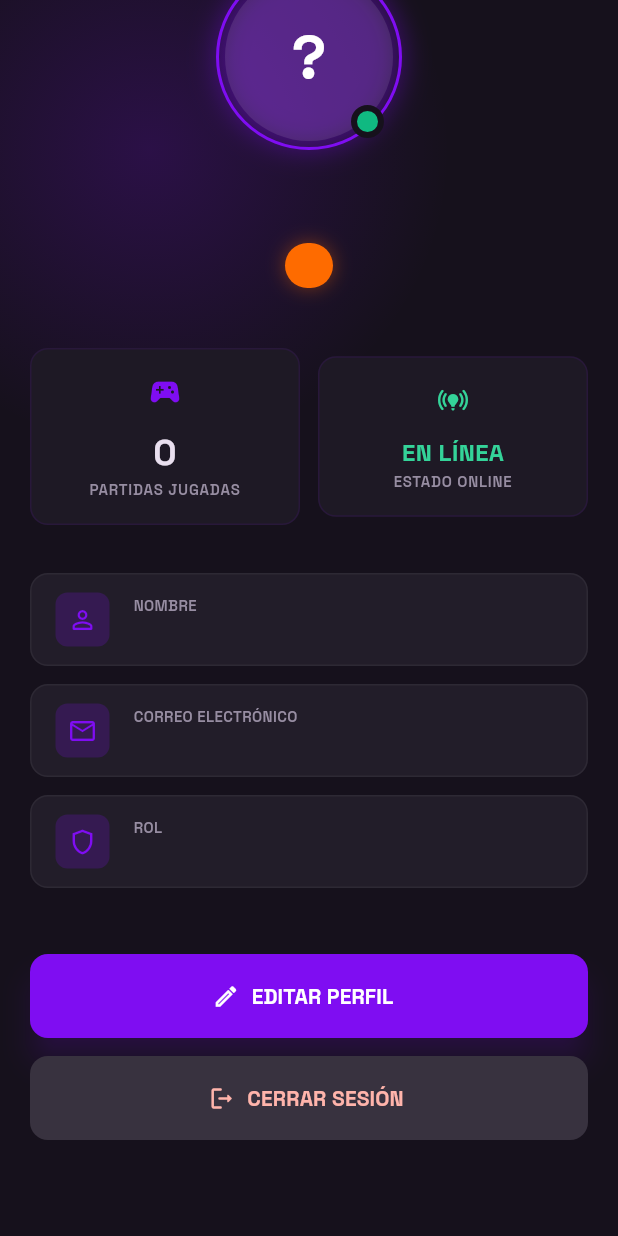
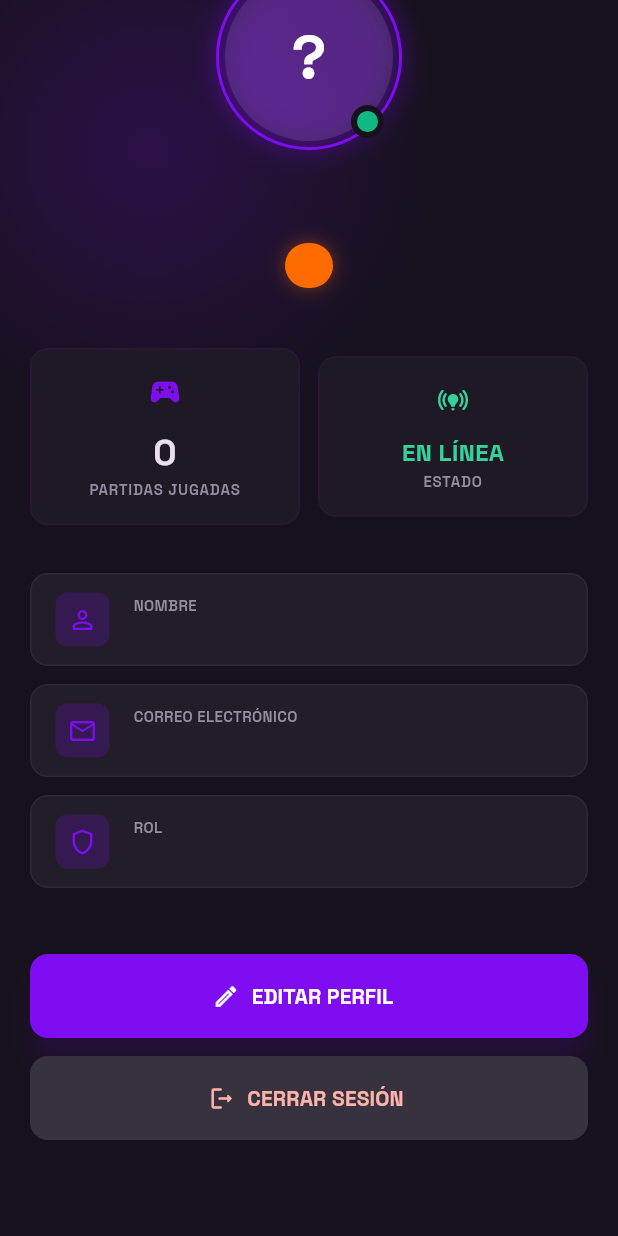
Before and after one commit to isabelaocampos/ShotPlay, a Flutter app: the ProfileScreen screen opened directly, scrolled down 128 dp, on a phone screen of 412 x 824 dp. Run offline on Flutter 3.47's test engine with Material 3 defaults, Android fonts, the phone set to English and light mode, and no system bars; our stand-ins replace flutter_bloc, flutter_dotenv, flutter_svg, google_fonts, supabase_flutter; accounts and stored records are empty.

Commit message:
fix: fix language detail

```diff
--- a/shotplay_app/lib/src/features/profile/ui/screens/profile_screen.dart
+++ b/shotplay_app/lib/src/features/profile/ui/screens/profile_screen.dart
@@ -158,7 +158,7 @@ class _ProfileScreenState extends State<ProfileScreen> {
                           ],
                         ),
                         child: Text(
-                          p.role.toUpperCase(),
+                          p.role == 'player' ? 'JUGADOR' : p.role.toUpperCase(),
                           style: GoogleFonts.spaceGrotesk(
                             color: const Color(0xFF572000),
                             fontSize: 12,
@@ -181,7 +181,7 @@ class _ProfileScreenState extends State<ProfileScreen> {
                           const SizedBox(width: 12),
                           const Expanded(
                             child: ProfileStatCard(
-                              label: 'ESTADO ONLINE',
+                              label: 'ESTADO',
                               value: 'EN LÍNEA',
                               valueColor: Color(0xFF34D399),
                               valueFontSize: 16,
```
